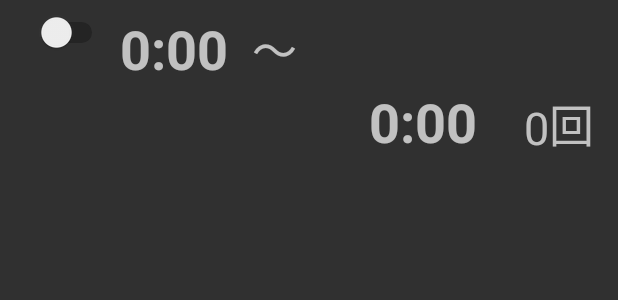
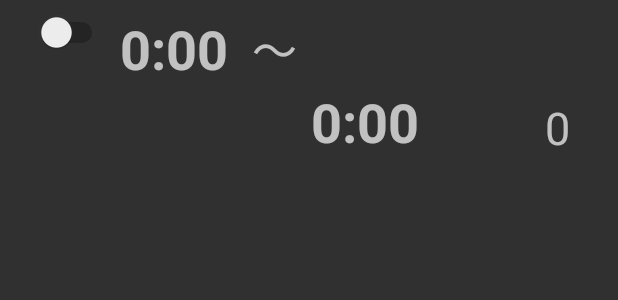
Before and after one commit to m-mememe/SleepyheadZ_Alarm, an Android app: the layout alarm_view.xml on its own in the app's theme, with its tools: preview values and no code run, on a phone screen of 412 x 824 dp. Shown: the top 300 px of the screen. Run offline under Robolectric (Android 15) with nearby library versions, the phone set to English and light mode, and no system bars.

Commit message:
リファクタリング それと使いやすくなるように軽い調整（アラーム追加時の終了時間を+20min）

```diff
--- a/app/src/main/java/com/niked4/wings/android/sleepyheadzAlarm/CustomRecyclerViewAdapter.kt
+++ b/app/src/main/java/com/niked4/wings/android/sleepyheadzAlarm/CustomRecyclerViewAdapter.kt
@@ -62,7 +62,7 @@ class CustomRecyclerViewAdapter(realmResults: RealmResults<AlarmData>): Recycler
                 ma.registerAlarmData(context, alarmData)
             }else{
                 //リセット
-                ma.unUnregisterAlarmData(context, alarmData)
+                ma.unregisterAlarmData(context, alarmData)
             }
             realm.close()
         }
--- a/app/src/main/java/com/niked4/wings/android/sleepyheadzAlarm/MainActivity.kt
+++ b/app/src/main/java/com/niked4/wings/android/sleepyheadzAlarm/MainActivity.kt
@@ -12,7 +12,6 @@ import android.app.AlarmManager
 import android.app.PendingIntent
 import android.content.Context
 import android.widget.Toast
-import io.realm.RealmQuery
 import io.realm.kotlin.where
 import java.util.*
 
@@ -36,7 +35,7 @@ class MainActivity : AppCompatActivity() {
 
         for(i in 0 until column.toInt()){
             val alarmData = realmResults[i]
-            unUnregisterAlarmData(this, alarmData)
+            unregisterAlarmData(this, alarmData)
         }
 
         //アラームをセットする
@@ -132,7 +131,7 @@ class MainActivity : AppCompatActivity() {
     }
 
     //alarmData単位でのリセット
-    fun unUnregisterAlarmData(context: Context, alarmData: AlarmData?){
+    fun unregisterAlarmData(context: Context, alarmData: AlarmData?){
         for(j in 0 until (alarmData?.count ?: 0)) {
             val alarmId = "alarm:${alarmData?.id}.${j}"
             unregisterAlarm(context, alarmId)
--- a/app/src/main/res/layout/alarm_view.xml
+++ b/app/src/main/res/layout/alarm_view.xml
@@ -44,30 +44,18 @@
         android:id="@+id/tv_end_time_para"
         android:layout_width="wrap_content"
         android:layout_height="wrap_content"
-        android:layout_marginEnd="48dp"
-        android:layout_marginRight="48dp"
         android:text="@string/tv_default_time"
         android:textSize="36sp"
         android:textStyle="bold"
-        app:layout_constraintEnd_toEndOf="@+id/tv_alarm_count_para"
+        app:layout_constraintStart_toEndOf="@+id/textView"
         app:layout_constraintTop_toBottomOf="@+id/tv_start_time_para" />
 
     <TextView
         android:id="@+id/tv_alarm_count_para"
         android:layout_width="wrap_content"
         android:layout_height="wrap_content"
+        android:layout_marginEnd="32dp"
         android:text="0"
-        android:textSize="30sp"
-        app:layout_constraintBottom_toBottomOf="@+id/tv_end_time_para"
-        app:layout_constraintEnd_toStartOf="@+id/tv_count" />
-
-    <TextView
-        android:id="@+id/tv_count"
-        android:layout_width="wrap_content"
-        android:layout_height="wrap_content"
-        android:layout_marginEnd="16dp"
-        android:layout_marginRight="16dp"
-        android:text="@string/tv_count"
         android:textSize="30sp"
         app:layout_constraintBottom_toBottomOf="@+id/tv_end_time_para"
         app:layout_constraintEnd_toEndOf="parent" />
```
Also changed, not shown: app/src/main/java/com/niked4/wings/android/sleepyheadzAlarm/TimerMenuActivity.kt (+8 -56 lines).
